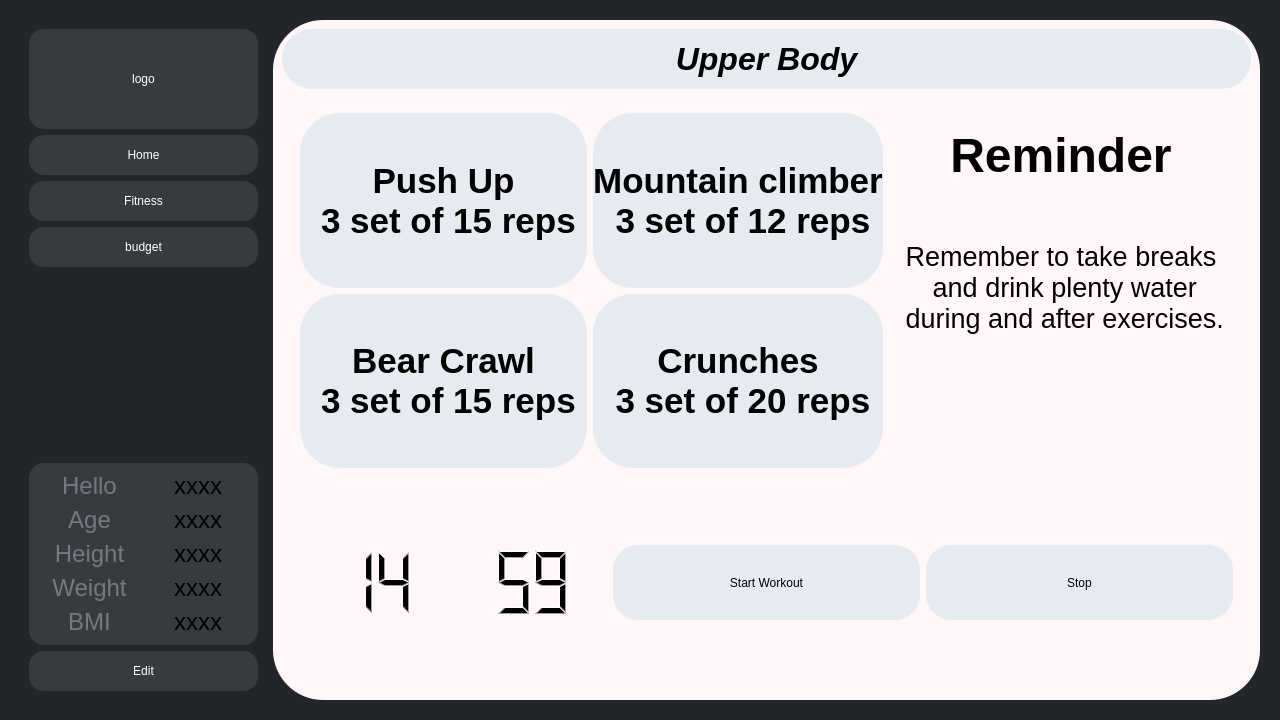
Above: K/upper_body.ui from burr1to/kaizen before the change. Below: the same form after it.
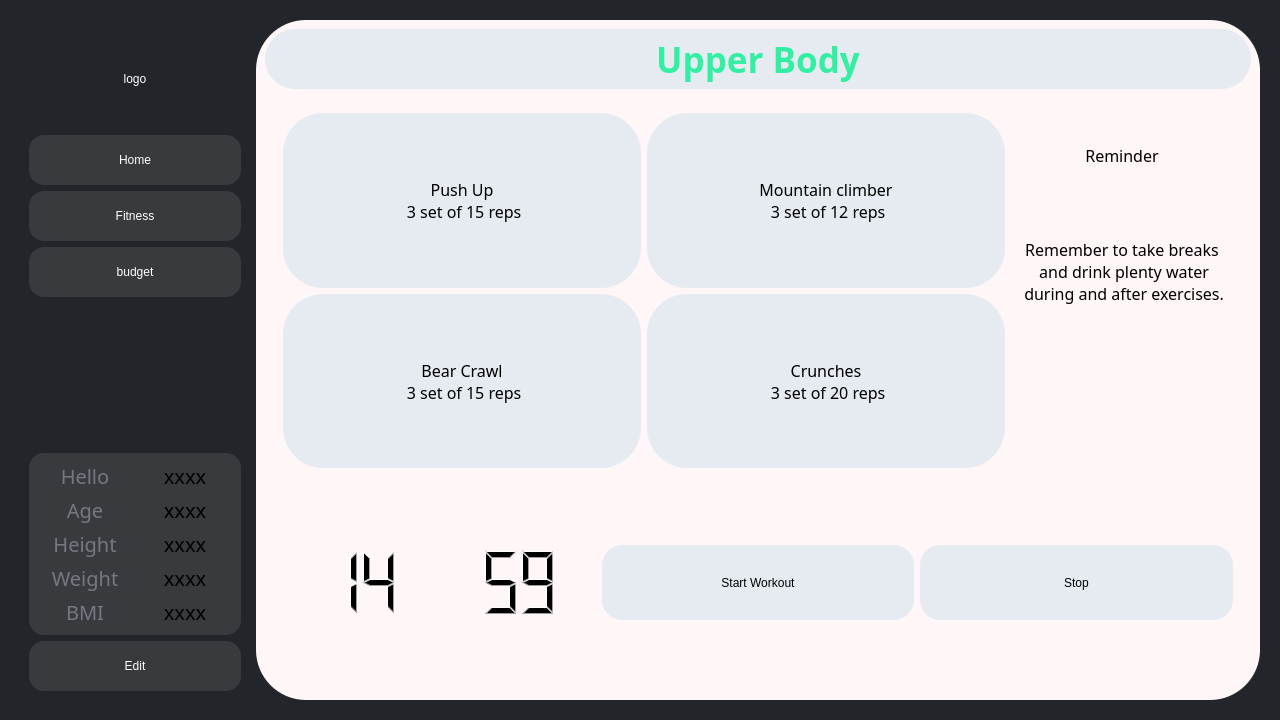
That is the form after the change.

What changed in the file:
```diff
--- a/K/upper_body.ui
+++ b/K/upper_body.ui
@@ -10,18 +10,25 @@
     <height>720</height>
    </rect>
   </property>
+  <property name="minimumSize">
+   <size>
+    <width>1280</width>
+    <height>720</height>
+   </size>
+  </property>
   <property name="windowTitle">
-   <string>Dialog</string>
+   <string>Upper Body</string>
   </property>
   <property name="styleSheet">
-   <string notr="true">background-color:#22252a;</string>
+   <string notr="true">background-color:#22252a;
+font: 12pt &quot;Foco&quot;;
+color: e6ebf1;</string>
   </property>
-  <layout class="QVBoxLayout" name="verticalLayout_7">
+  <layout class="QHBoxLayout" name="horizontalLayout">
    <item>
     <widget class="QFrame" name="frame_5">
      <property name="styleSheet">
-      <string notr="true">background-color: rgb(34, 37, 42);
-border:0px;</string>
+      <string notr="true">border:0px;</string>
      </property>
      <property name="frameShape">
       <enum>QFrame::StyledPanel</enum>
@@ -29,7 +36,7 @@
      <property name="frameShadow">
       <enum>QFrame::Raised</enum>
      </property>
-     <layout class="QHBoxLayout" name="horizontalLayout_5">
+     <layout class="QHBoxLayout" name="horizontalLayout_5" stretch="2,9">
       <item>
        <widget class="QFrame" name="frame">
         <property name="sizePolicy">
@@ -57,7 +64,7 @@
         </property>
         <layout class="QVBoxLayout" name="verticalLayout_4">
          <item>
-          <widget class="QPushButton" name="pushButton_5">
+          <widget class="QPushButton" name="logo">
            <property name="minimumSize">
             <size>
              <width>0</width>
@@ -65,7 +72,7 @@
             </size>
            </property>
            <property name="styleSheet">
-            <string notr="true">background-color: rgb(55, 59, 62);</string>
+            <string notr="true"/>
            </property>
            <property name="text">
             <string>logo</string>
@@ -77,11 +84,18 @@
            <property name="minimumSize">
             <size>
              <width>0</width>
-             <height>40</height>
+             <height>50</height>
             </size>
            </property>
            <property name="styleSheet">
-            <string notr="true">background-color: rgb(55, 59, 62);</string>
+            <string notr="true">#home{
+background-color: rgb(55, 59, 62);
+border radius:40px;
+}
+#home:hover{
+font-size: 18px;
+background-color:#e6ebf1;
+color: #22252a;}</string>
            </property>
            <property name="text">
             <string>Home</string>
@@ -89,15 +103,22 @@
           </widget>
          </item>
          <item>
-          <widget class="QPushButton" name="pushButton_6">
+          <widget class="QPushButton" name="fit_butt">
            <property name="minimumSize">
             <size>
              <width>0</width>
-             <height>40</height>
+             <height>50</height>
             </size>
            </property>
            <property name="styleSheet">
-            <string notr="true">background-color: rgb(55, 59, 62);</string>
+            <string notr="true">#fit_butt{
+background-color: rgb(55, 59, 62);
+border radius:40px;
+}
+#fit_butt:hover{
+font-size: 18px;
+background-color:#e6ebf1;
+color: #22252a;}</string>
            </property>
            <property name="text">
             <string>Fitness</string>
@@ -105,15 +126,22 @@
           </widget>
          </item>
          <item>
-          <widget class="QPushButton" name="pushButton_7">
+          <widget class="QPushButton" name="bud_butt">
            <property name="minimumSize">
             <size>
              <width>0</width>
-             <height>40</height>
+             <height>50</height>
             </size>
            </property>
            <property name="styleSheet">
-            <string notr="true">background-color: rgb(55, 59, 62);</string>
+            <string notr="true">#bud_butt{
+background-color: rgb(55, 59, 62);
+border radius:40px;
+}
+#bud_butt:hover{
+font-size: 18px;
+background-color:#e6ebf1;
+color: #22252a;}</string>
            </property>
            <property name="text">
             <string>budget</string>
@@ -136,7 +164,7 @@
          <item>
           <widget class="QFrame" name="frame_11">
            <property name="styleSheet">
-            <string notr="true">font:24px;
+            <string notr="true">font:20px;
 background-color: rgb(55, 59, 62);
 border radius:50px;</string>
            </property>
@@ -155,6 +183,7 @@
                  <widget class="QLabel" name="label_6">
                   <property name="font">
                    <font>
+                    <family>Foco</family>
                     <pointsize>-1</pointsize>
                     <italic>false</italic>
                     <bold>false</bold>
@@ -175,6 +204,7 @@
                  <widget class="QLabel" name="helloname">
                   <property name="font">
                    <font>
+                    <family>Foco</family>
                     <pointsize>-1</pointsize>
                     <italic>false</italic>
                     <bold>false</bold>
@@ -199,6 +229,7 @@
                  <widget class="QLabel" name="label_2">
                   <property name="font">
                    <font>
+                    <family>Foco</family>
                     <pointsize>-1</pointsize>
                     <italic>false</italic>
                     <bold>false</bold>
@@ -219,6 +250,7 @@
                  <widget class="QLabel" name="age">
                   <property name="font">
                    <font>
+                    <family>Foco</family>
                     <pointsize>-1</pointsize>
                     <italic>false</italic>
                     <bold>false</bold>
@@ -243,6 +275,7 @@
                  <widget class="QLabel" name="label_4">
                   <property name="font">
                    <font>
+                    <family>Foco</family>
                     <pointsize>-1</pointsize>
                     <italic>false</italic>
                     <bold>false</bold>
@@ -263,6 +296,7 @@
                  <widget class="QLabel" name="height">
                   <property name="font">
                    <font>
+                    <family>Foco</family>
                     <pointsize>-1</pointsize>
                     <italic>false</italic>
                     <bold>false</bold>
@@ -287,6 +321,7 @@
                  <widget class="QLabel" name="label_7">
                   <property name="font">
                    <font>
+                    <family>Foco</family>
                     <pointsize>-1</pointsize>
                     <italic>false</italic>
                     <bold>false</bold>
@@ -307,6 +342,7 @@
                  <widget class="QLabel" name="weight">
                   <property name="font">
                    <font>
+                    <family>Foco</family>
                     <pointsize>-1</pointsize>
                     <italic>false</italic>
                     <bold>false</bold>
@@ -331,6 +367,7 @@
                  <widget class="QLabel" name="label_9">
                   <property name="font">
                    <font>
+                    <family>Foco</family>
                     <pointsize>-1</pointsize>
                     <italic>false</italic>
                     <bold>false</bold>
@@ -351,6 +388,7 @@
                  <widget class="QLabel" name="bmi">
                   <property name="font">
                    <font>
+                    <family>Foco</family>
                     <pointsize>-1</pointsize>
                     <italic>false</italic>
                     <bold>false</bold>
@@ -379,12 +417,18 @@
            <property name="minimumSize">
             <size>
              <width>0</width>
-             <height>40</height>
+             <height>50</height>
             </size>
            </property>
            <property name="styleSheet">
-            <string notr="true">background-color: rgb(55, 59, 62);
-border radius:40px;</string>
+            <string notr="true">#editstuff{
+background-color: rgb(55, 59, 62);
+border radius:40px;
+}
+#editstuff:hover{
+font-size: 18px;
+background-color:#e6ebf1;
+color: #22252a;}</string>
            </property>
            <property name="text">
             <string>Edit</string>
@@ -424,15 +468,17 @@
            </property>
            <property name="font">
             <font>
-             <pointsize>24</pointsize>
-             <italic>true</italic>
+             <family>FONTSPRING DEMO - Pontiac Black</family>
+             <pointsize>26</pointsize>
+             <italic>false</italic>
              <bold>true</bold>
             </font>
            </property>
            <property name="styleSheet">
             <string notr="true">background-color:#e6ebf1;
+font: 700 26pt &quot;FONTSPRING DEMO - Pontiac Black&quot;;
 border-radius:30px;
-color: black;</string>
+color: #34efa3;</string>
            </property>
            <property name="text">
             <string>Upper Body</string>
@@ -459,36 +505,7 @@
               <property name="frameShadow">
                <enum>QFrame::Raised</enum>
               </property>
-              <layout class="QGridLayout" name="gridLayout" columnstretch="5,0,0">
-               <item row="0" column="0">
-                <widget class="QPushButton" name="pushButton">
-                 <property name="sizePolicy">
-                  <sizepolicy hsizetype="Preferred" vsizetype="Preferred">
-                   <horstretch>0</horstretch>
-                   <verstretch>0</verstretch>
-                  </sizepolicy>
-                 </property>
-                 <property name="font">
-                  <font>
-                   <pointsize>26</pointsize>
-                   <bold>true</bold>
-                  </font>
-                 </property>
-                 <property name="styleSheet">
-                  <string notr="true">#pushButton{
-background-color:#e6ebf1;
-border-radius:40px;
-}
-#pushButton:hover{
-font-size: 48px;
-color: #727a7c;}</string>
-                 </property>
-                 <property name="text">
-                  <string>Push Up 
- 3 set of 15 reps</string>
-                 </property>
-                </widget>
-               </item>
+              <layout class="QGridLayout" name="gridLayout" columnstretch="5,5,1">
                <item row="1" column="1">
                 <widget class="QPushButton" name="pushButton_4">
                  <property name="sizePolicy">
@@ -499,8 +516,10 @@
                  </property>
                  <property name="font">
                   <font>
-                   <pointsize>26</pointsize>
-                   <bold>true</bold>
+                   <family>Foco</family>
+                   <pointsize>12</pointsize>
+                   <italic>false</italic>
+                   <bold>false</bold>
                   </font>
                  </property>
                  <property name="styleSheet">
@@ -509,8 +528,9 @@
 border-radius:40px;
 }
 #pushButton_4:hover{
-font-size: 48px;
-color: #727a7c;}</string>
+font-size: 20px;
+background-color:#373b3e;
+color: #e6ebf1;}</string>
                  </property>
                  <property name="text">
                   <string>Crunches 
@@ -528,8 +548,10 @@
                  </property>
                  <property name="font">
                   <font>
-                   <pointsize>26</pointsize>
-                   <bold>true</bold>
+                   <family>Foco</family>
+                   <pointsize>12</pointsize>
+                   <italic>false</italic>
+                   <bold>false</bold>
                   </font>
                  </property>
                  <property name="styleSheet">
@@ -538,8 +560,9 @@
 border-radius:40px;
 }
 #pushButton_2:hover{
-font-size: 48px;
-color: #727a7c;}</string>
+font-size: 20px;
+background-color:#373b3e;
+color: #e6ebf1;}</string>
                  </property>
                  <property name="text">
                   <string>Bear Crawl 
@@ -547,6 +570,70 @@
                  </property>
                 </widget>
                </item>
+               <item row="0" column="1">
+                <widget class="QPushButton" name="pushButton_3">
+                 <property name="sizePolicy">
+                  <sizepolicy hsizetype="Preferred" vsizetype="Preferred">
+                   <horstretch>0</horstretch>
+                   <verstretch>0</verstretch>
+                  </sizepolicy>
+                 </property>
+                 <property name="font">
+                  <font>
+                   <family>Foco</family>
+                   <pointsize>12</pointsize>
+                   <italic>false</italic>
+                   <bold>false</bold>
+                  </font>
+                 </property>
+                 <property name="styleSheet">
+                  <string notr="true">#pushButton_3{
+background-color:#e6ebf1;
+border-radius:40px;
+}
+#pushButton_3:hover{
+font-size: 20px;
+background-color:#373b3e;
+color: #e6ebf1;}</string>
+                 </property>
+                 <property name="text">
+                  <string>Mountain climber 
+ 3 set of 12 reps</string>
+                 </property>
+                </widget>
+               </item>
+               <item row="0" column="0">
+                <widget class="QPushButton" name="pushButton">
+                 <property name="sizePolicy">
+                  <sizepolicy hsizetype="Preferred" vsizetype="Preferred">
+                   <horstretch>0</horstretch>
+                   <verstretch>0</verstretch>
+                  </sizepolicy>
+                 </property>
+                 <property name="font">
+                  <font>
+                   <family>Foco</family>
+                   <pointsize>12</pointsize>
+                   <italic>false</italic>
+                   <bold>false</bold>
+                  </font>
+                 </property>
+                 <property name="styleSheet">
+                  <string notr="true">#pushButton{
+background-color:#e6ebf1;
+border-radius:40px;
+}
+#pushButton:hover{
+font-size: 20px;
+background-color:#373b3e;
+color: #e6ebf1;}</string>
+                 </property>
+                 <property name="text">
+                  <string>Push Up 
+ 3 set of 15 reps</string>
+                 </property>
+                </widget>
+               </item>
                <item row="0" column="2" rowspan="2">
                 <widget class="QFrame" name="frame_8">
                  <property name="frameShape">
@@ -560,8 +647,10 @@
                    <widget class="QLabel" name="label_11">
                     <property name="font">
                      <font>
-                      <pointsize>36</pointsize>
-                      <bold>true</bold>
+                      <family>Foco</family>
+                      <pointsize>12</pointsize>
+                      <italic>false</italic>
+                      <bold>false</bold>
                      </font>
                     </property>
                     <property name="text">
@@ -576,7 +665,9 @@
                    <widget class="QLabel" name="label_12">
                     <property name="font">
                      <font>
-                      <pointsize>20</pointsize>
+                      <family>Foco</family>
+                      <pointsize>12</pointsize>
+                      <italic>false</italic>
                       <bold>false</bold>
                      </font>
                     </property>
@@ -596,35 +687,6 @@
                  </layout>
                 </widget>
                </item>
-               <item row="0" column="1">
-                <widget class="QPushButton" name="pushButton_3">
-                 <property name="sizePolicy">
-                  <sizepolicy hsizetype="Preferred" vsizetype="Preferred">
-                   <horstretch>0</horstretch>
-                   <verstretch>0</verstretch>
-                  </sizepolicy>
-                 </property>
-                 <property name="font">
-                  <font>
-                   <pointsize>26</pointsize>
-                   <bold>true</bold>
-                  </font>
-                 </property>
-                 <property name="styleSheet">
-                  <string notr="true">#pushButton_3{
-background-color:#e6ebf1;
-border-radius:40px;
-}
-#pushButton_3:hover{
-font-size: 48px;
-color: #727a7c;}</string>
-                 </property>
-                 <property name="text">
-                  <string>Mountain climber 
- 3 set of 12 reps</string>
-                 </property>
-                </widget>
-               </item>
               </layout>
              </widget>
             </item>
@@ -685,11 +747,12 @@
                  <property name="styleSheet">
                   <string notr="true">#pushButton_start_workout{
 background-color:#e6ebf1;
-border-radius:25px;
+border-radius:20px;
 }
 #pushButton_start_workout:hover{
-font-size: 48px;
-color: #727a7c;}</string>
+font-size: 18px;
+background-color:#373b3e;
+color: #e6ebf1;}</string>
                  </property>
                  <property name="text">
                   <string>Start Workout</string>
@@ -707,11 +770,12 @@
                  <property name="styleSheet">
                   <string notr="true">#pushButton_stop_timer{
 background-color:#e6ebf1;
-border-radius:25px;
+border-radius:20px;
 }
-#pushButton_stop_workout:timer{
-font-size: 48px;
-color: #727a7c;}</string>
+#pushButton_stop_timer:hover{
+font-size: 18px;
+background-color:#373b3e;
+color: #e6ebf1;}</string>
                  </property>
                  <property name="text">
                   <string>Stop</string>
```
